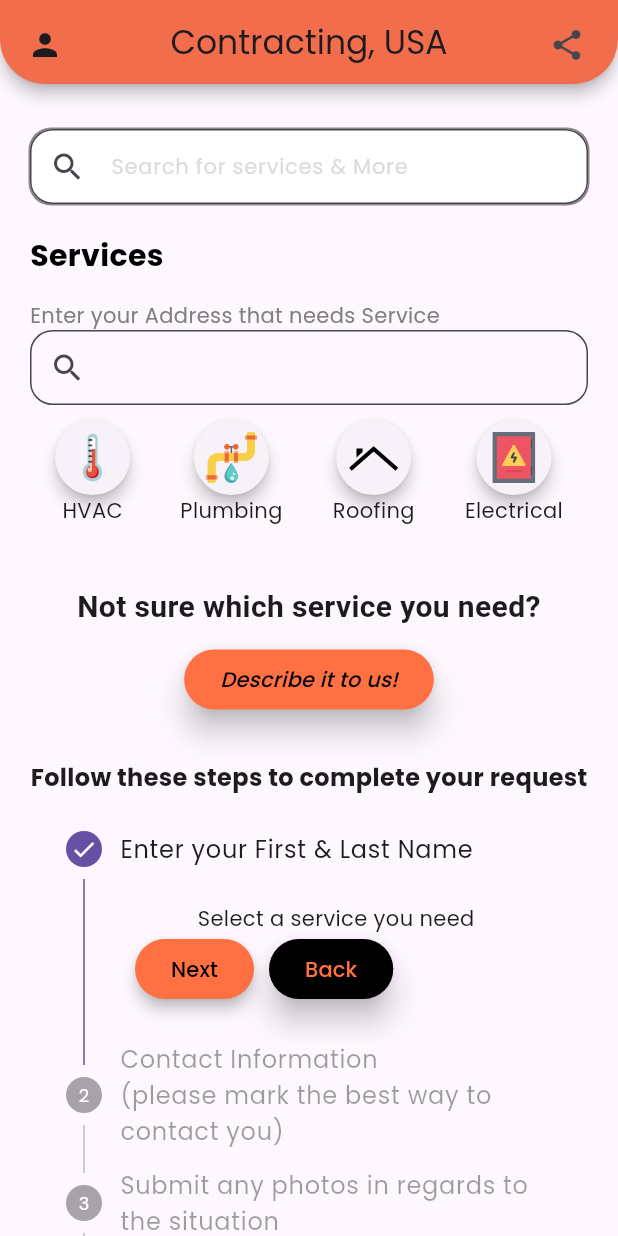
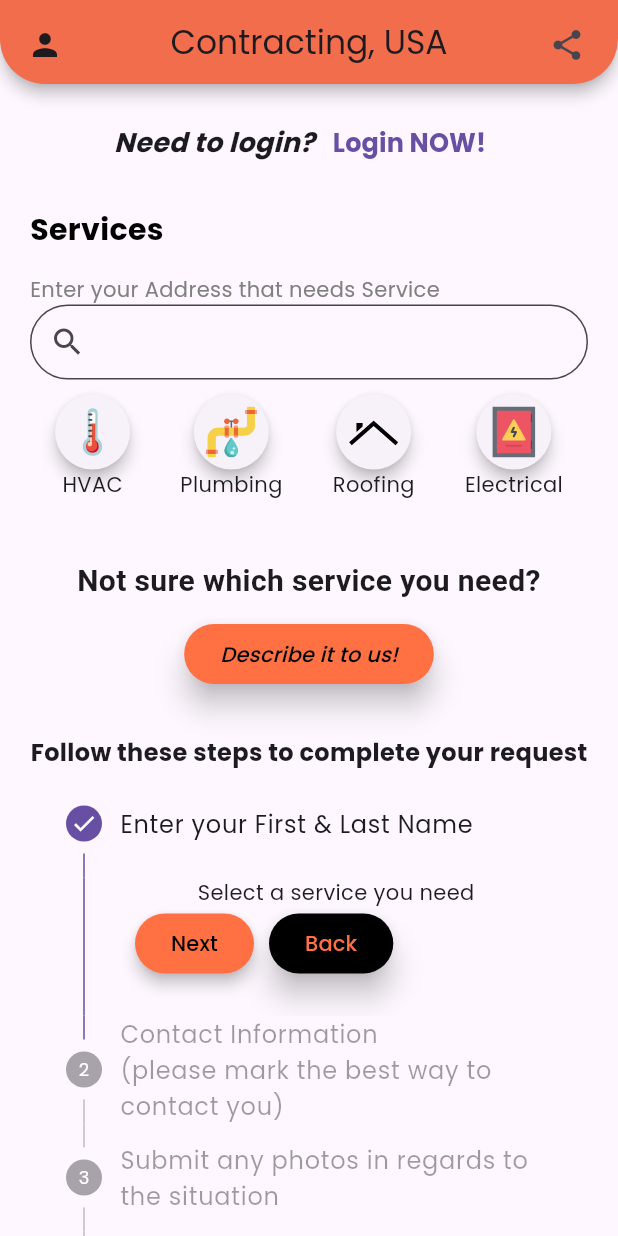
Before and after one commit to AustinFSSE/FlutterProject, a Flutter app: the CreateAccount screen opened directly, after a tap on the "home filled" icon, on a phone screen of 412 x 824 dp. Run offline on Flutter 3.47's test engine with Material 3 defaults, Android fonts, the light colour scheme and no system bars; our stand-ins replace firebase_auth, firebase_core, flutter_svg, google_sign_in; accounts and stored records are empty; Roboto replaces fonts that are missing (Poppons).

Commit message:
Google Sign-in Configured. Creat Account feature added to the Firebase. Setting up Individual Forums.

```diff
--- a/lib/components/login_text_field.dart
+++ b/lib/components/login_text_field.dart
@@ -1,6 +1,7 @@
 import 'package:flutter/material.dart';
 
 class MyTextField extends StatelessWidget {
+  // ignore: prefer_typing_uninitialized_variables
   final controller;
   final String hintText;
   final bool obsureText;
--- a/lib/main.dart
+++ b/lib/main.dart
@@ -21,7 +21,7 @@ class MainApp extends StatelessWidget {
     return MaterialApp(
       debugShowCheckedModeBanner: false,
       theme: ThemeData(fontFamily: 'Poppins'),
-      home: const AuthPage(),
+      home: const HomePage(),
     );
   }
 }
--- a/lib/pages/auth_page.dart
+++ b/lib/pages/auth_page.dart
@@ -1,4 +1,3 @@
-import 'package:constructionapp/pages/home.dart';
 import 'package:constructionapp/pages/login_complete.dart';
 import 'package:constructionapp/pages/login_page.dart';
 import 'package:firebase_auth/firebase_auth.dart';
@@ -16,7 +15,7 @@ class AuthPage extends StatelessWidget {
           if (snapshot.hasData) {
             return LoginComplete();
           } else {
-            return Login();
+            return const Login();
           }
         },
       ),
--- a/lib/pages/create_account.dart
+++ b/lib/pages/create_account.dart
@@ -1,22 +1,72 @@
+// ignore_for_file: use_build_context_synchronously
+
 import 'package:constructionapp/components/login_text_field.dart';
 import 'package:constructionapp/pages/home.dart';
 import 'package:constructionapp/pages/login_page.dart';
+import 'package:firebase_auth/firebase_auth.dart';
 import 'package:flutter/material.dart';
 
-class CreateAccount extends StatelessWidget {
-  CreateAccount({super.key});
+class CreateAccount extends StatefulWidget {
+  const CreateAccount({super.key});
 
+  @override
+  State<CreateAccount> createState() => _CreateAccountState();
+}
+
+class _CreateAccountState extends State<CreateAccount> {
   final emailController = TextEditingController();
   final lastnameController = TextEditingController();
   final firstnameController = TextEditingController();
-  final usernameController = TextEditingController();
   final passwordController = TextEditingController();
+
+  void signUserUp() async {
+    // show loading circle while waiting to login
+    showDialog(
+      context: context,
+      builder: (context) {
+        return const Center(
+          child: CircularProgressIndicator(),
+        );
+      },
+    );
+    // try to sign in
+    try {
+      await FirebaseAuth.instance.createUserWithEmailAndPassword(
+        email: emailController.text,
+        password: passwordController.text,
+      );
+      Navigator.pop(context);
+      const HomePage();
+    } on FirebaseAuthException catch (e) {
+      Navigator.pop(context);
+      // show error Message
+      showErrorMessage(e.code);
+    }
+  }
+
+  void showErrorMessage(String message) {
+    showDialog(
+      context: context,
+      builder: (context) {
+        return AlertDialog(
+          backgroundColor: Colors.deepOrange[400],
+          title: Text(
+            message,
+            style: const TextStyle(
+              color: Colors.white,
+            ),
+          ),
+        );
+      },
+    );
+  }
 
   @override
   Widget build(BuildContext context) {
     return Scaffold(
       backgroundColor: Colors.deepOrange.shade400,
-      body: SafeArea(
+      body: SingleChildScrollView(
+        child: SafeArea(
           child: Center(
             child: Column(
               mainAxisAlignment: MainAxisAlignment.center,
@@ -32,7 +82,7 @@ class CreateAccount extends StatelessWidget {
                             onPressed: () => Navigator.push(
                               context,
                               MaterialPageRoute(
-                              builder: (context) => Login(),
+                                builder: (context) => const Login(),
                               ),
                             ),
                             icon: const Icon(
@@ -114,7 +164,35 @@ class CreateAccount extends StatelessWidget {
                   hintText: 'Password',
                   obsureText: true,
                 ),
+                GestureDetector(
+                  onTap: () {
+                    signUserUp();
+                  },
+                  child: Container(
+                    margin: const EdgeInsets.only(
+                      left: 100,
+                      right: 100,
+                      top: 15,
+                    ),
+                    padding: const EdgeInsets.all(15),
+                    decoration: BoxDecoration(
+                      borderRadius: BorderRadius.circular(6),
+                      color: Colors.black,
+                    ),
+                    child: const Center(
+                      child: Text(
+                        'Sign Up',
+                        style: TextStyle(
+                          color: Colors.white,
+                          fontSize: 16,
+                          fontWeight: FontWeight.bold,
+                        ),
+                      ),
+                    ),
+                  ),
+                ),
               ],
+            ),
           ),
         ),
       ),
--- a/lib/pages/forms_screen.dart
+++ b/lib/pages/forms_screen.dart
@@ -12,6 +12,7 @@ class _FormScreenState extends State<FormScreen> {
   late String _email;
   late String _phoneNumber;
 
+  // ignore: unused_field
   final GlobalKey<FormState> _formKey = GlobalKey<FormState>();
 
   Widget _buildName() {
@@ -21,6 +22,7 @@ class _FormScreenState extends State<FormScreen> {
           if (value!.isEmpty) {
             return "Name is required";
           }
+          return null;
         },
         onSaved: (value) {
           value = _name;
@@ -34,6 +36,7 @@ class _FormScreenState extends State<FormScreen> {
           if (value!.isEmpty) {
             return "Email is required";
           }
+          return null;
         },
         onSaved: (value) {
           value = _email;
@@ -47,6 +50,7 @@ class _FormScreenState extends State<FormScreen> {
           if (value!.isEmpty) {
             return "Phone number is required";
           }
+          return null;
         },
         onSaved: (value) {
           value = _phoneNumber;
@@ -60,7 +64,7 @@ class _FormScreenState extends State<FormScreen> {
         elevation: 5,
         shadowColor: Colors.black,
         backgroundColor: Colors.blueGrey,
-        title: const Text('Form'),
+        title: const Text('General Form'),
         shape: const RoundedRectangleBorder(borderRadius: BorderRadius.vertical(bottom: Radius.circular(30))),
         centerTitle: true,
       ),
--- a/lib/pages/home.dart
+++ b/lib/pages/home.dart
@@ -1,3 +1,5 @@
+import 'package:constructionapp/pages/auth_page.dart';
+import 'package:constructionapp/pages/hvac.dart';
 import 'package:flutter_svg/flutter_svg.dart';
 import 'package:constructionapp/pages/login_page.dart';
 import 'package:constructionapp/pages/forms_screen.dart';
@@ -89,7 +91,7 @@ class _HomePageState extends State<HomePage> {
           child: IconButton(
             onPressed: () => Navigator.push(
               context,
-              MaterialPageRoute(builder: (context) => Login()),
+              MaterialPageRoute(builder: (context) => const AuthPage()),
             ),
             icon: const Icon(Icons.person),
           ),
@@ -98,7 +100,39 @@ class _HomePageState extends State<HomePage> {
       body: SingleChildScrollView(
         child: Column(
           children: [
-            _searchField(),
+            Container(
+              margin: const EdgeInsets.only(left: 25, right: 25, top: 15),
+              child: Row(
+                mainAxisAlignment: MainAxisAlignment.center,
+                children: [
+                  const Text(
+                    'Need to login?',
+                    style: TextStyle(
+                      fontFamily: 'Poppins',
+                      fontStyle: FontStyle.italic,
+                      fontSize: 18,
+                      fontWeight: FontWeight.bold,
+                    ),
+                  ),
+                  TextButton(
+                    onPressed: () {
+                      Navigator.push(
+                        context,
+                        MaterialPageRoute(builder: (context) => const Login()),
+                      );
+                    },
+                    child: const Text(
+                      'Login NOW!',
+                      style: TextStyle(
+                        fontFamily: 'Poppins',
+                        fontSize: 17,
+                        fontWeight: FontWeight.bold,
+                      ),
+                    ),
+                  ),
+                ],
+              ),
+            ),
             const SizedBox(
               height: 10,
             ),
@@ -189,27 +223,6 @@ class _HomePageState extends State<HomePage> {
   }
 }
 
-Container _searchField() {
-  return Container(
-    margin: const EdgeInsets.only(top: 30, left: 20, right: 20),
-    decoration: BoxDecoration(borderRadius: BorderRadius.circular(15), boxShadow: [BoxShadow(color: const Color(0xff1D1617).withOpacity(0.5), spreadRadius: 1)]),
-    child: TextField(
-      decoration: InputDecoration(
-        filled: true,
-        fillColor: Colors.white,
-        contentPadding: const EdgeInsets.all(8),
-        hintText: 'Search for services & More',
-        hintStyle: const TextStyle(color: Color(0xffDDDADA), fontSize: 14),
-        prefixIcon: Padding(
-          padding: const EdgeInsets.all(1),
-          child: IconButton(onPressed: () {}, icon: const Icon(Icons.search)),
-        ),
-        border: OutlineInputBorder(borderRadius: BorderRadius.circular(15), borderSide: const BorderSide(color: Colors.black)),
-      ),
-    ),
-  );
-}
-
 Container _locationValidation() {
   // ignore: avoid_unnecessary_containers
   return Container(
@@ -237,9 +250,19 @@ Container _locationValidation() {
               contentPadding: const EdgeInsets.all(8),
               prefixIcon: Padding(
                 padding: const EdgeInsets.all(1),
-                  child: IconButton(onPressed: () {}, icon: const Icon(Icons.search)),
+                child: IconButton(
+                  onPressed: () {},
+                  icon: const Icon(Icons.search),
                 ),
-                border: OutlineInputBorder(borderRadius: BorderRadius.circular(15), borderSide: const BorderSide(style: BorderStyle.solid, color: Colors.black))),
+              ),
+              border: OutlineInputBorder(
+                borderRadius: BorderRadius.circular(35),
+                borderSide: const BorderSide(
+                  style: BorderStyle.solid,
+                  color: Colors.black,
+                ),
+              ),
+            ),
           ),
         ),
       ],
@@ -273,8 +296,12 @@ Column _services() {
                 SizedBox(
                   height: 50,
                   width: 50,
-                  child: ElevatedButton(
-                    onPressed: () {},
+                  child: Builder(builder: (context) {
+                    return ElevatedButton(
+                      onPressed: () => Navigator.push(
+                        context,
+                        MaterialPageRoute(builder: (context) => const HVACForum()),
+                      ),
                       style: ElevatedButton.styleFrom(
                         elevation: 4,
                         shape: RoundedRectangleBorder(
@@ -286,7 +313,8 @@ Column _services() {
                         padding: const EdgeInsets.all(8.0),
                         child: SvgPicture.asset('assets/icons/HVAC.svg'),
                       ),
-                  ),
+                    );
+                  }),
                 ),
                 const Text('HVAC')
               ],
--- a/lib/pages/login_complete.dart
+++ b/lib/pages/login_complete.dart
@@ -23,10 +23,12 @@ class LoginComplete extends StatelessWidget {
           ),
         ],
       ),
-      body: const Center(
+      body: Center(
         child: Column(
           mainAxisAlignment: MainAxisAlignment.center,
-          children: [Text('Logged in!')],
+          children: [
+            Text("This email is currently logged in:\n \t\t\t\t\t\t\t\t${user.email!}"),
+          ],
         ),
       ),
     );
--- a/pubspec.yaml
+++ b/pubspec.yaml
@@ -9,10 +9,12 @@ environment:
 dependencies:
   firebase_auth: ^4.15.3
   firebase_core: ^2.24.2
+  google_sign_in: ^6.2.1
   flutter:
     sdk: flutter
   flutter_svg: ^2.0.9
   js: ^0.6.7
+
 
 dev_dependencies:
   flutter_test:
```
Also changed, not shown: lib/components/square_tile.dart (+6 -2 lines), lib/pages/hvac.dart (added, +28 -0 lines), lib/pages/login_page.dart (+58 -10 lines), lib/services/auth_service.dart (added, +14 -0 lines), pubspec.lock, 3 other files. Lines whose indentation alone changed are shown as unchanged.
